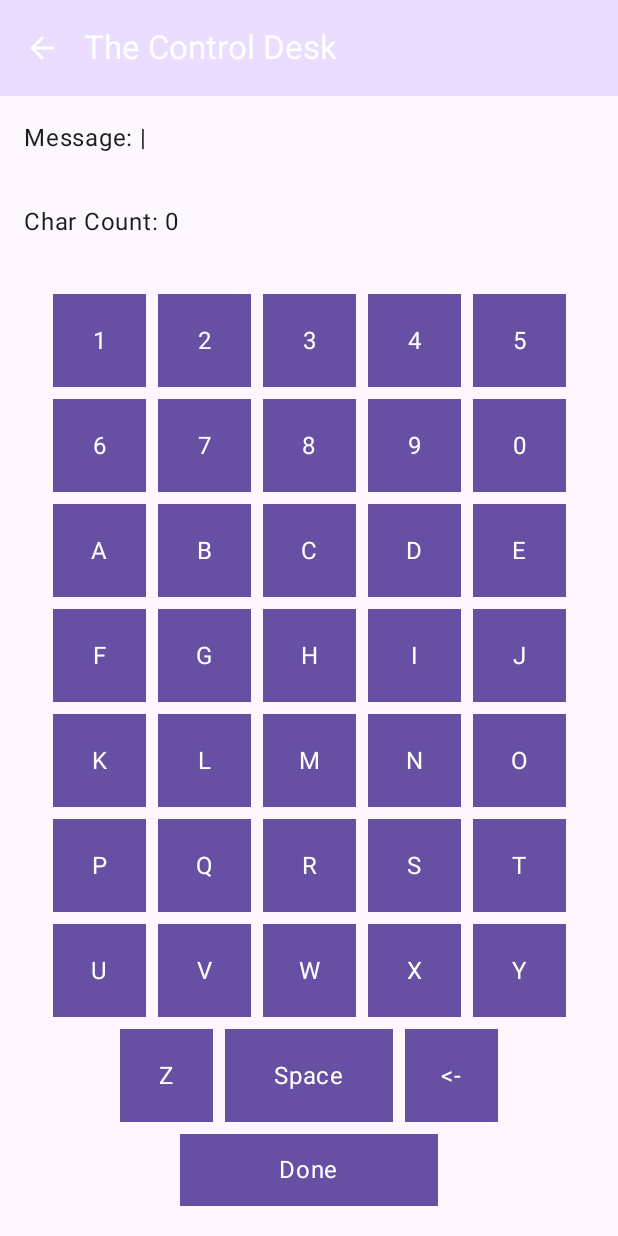
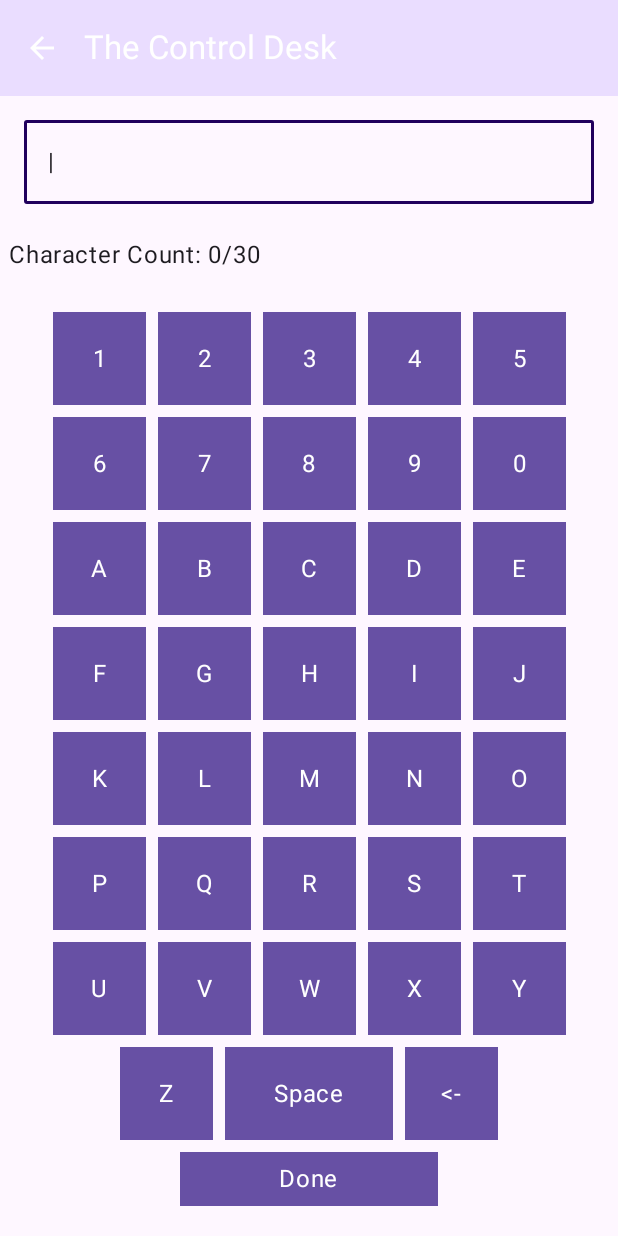
Before and after one commit to xgarcia17/MorseCoder, an Android app built with Jetpack Compose: the screen it shows after launch (MainActivity), after a tap on "Message your field agent", on a phone screen of 412 x 824 dp. Run offline under Robolectric (Android 15) with nearby library versions, the phone set to English and light mode, and no system bars.

Commit message:
create text box for message on messenger screen

```diff
--- a/app/src/main/java/com/zybooks/petadoption/ui/MessengerScreen.kt
+++ b/app/src/main/java/com/zybooks/petadoption/ui/MessengerScreen.kt
@@ -1,6 +1,9 @@
 package com.zybooks.petadoption.ui
 
+import androidx.compose.foundation.background
+import androidx.compose.foundation.border
 import androidx.compose.foundation.layout.Arrangement
+import androidx.compose.foundation.layout.Box
 import androidx.compose.foundation.layout.Column
 import androidx.compose.foundation.layout.Row
 import androidx.compose.foundation.layout.aspectRatio
@@ -9,6 +12,7 @@ import androidx.compose.foundation.layout.padding
 import androidx.compose.foundation.lazy.grid.GridCells
 import androidx.compose.foundation.lazy.grid.LazyVerticalGrid
 import androidx.compose.foundation.lazy.grid.items
+import androidx.compose.foundation.shape.RoundedCornerShape
 import androidx.compose.material3.Button
 import androidx.compose.material3.MaterialTheme
 import androidx.compose.material3.Scaffold
@@ -18,7 +22,10 @@ import androidx.compose.runtime.getValue
 import androidx.compose.runtime.mutableStateOf
 import androidx.compose.runtime.remember
 import androidx.compose.runtime.setValue
+import androidx.compose.ui.Alignment
 import androidx.compose.ui.Modifier
+import androidx.compose.ui.graphics.Color
+import androidx.compose.ui.text.style.LineHeightStyle
 import androidx.compose.ui.unit.dp
 import androidx.lifecycle.viewmodel.compose.viewModel
 
@@ -30,6 +37,7 @@ fun MessengerScreen(
     viewModel: ListViewModel = viewModel(),
     onUpClick: () -> Unit = { }
 ) {
+    val charLimit = 30
     // Declare state to hold the message text
     var message by remember { mutableStateOf("") }
     var charCount by remember { mutableStateOf(0) }
@@ -54,14 +62,11 @@ fun MessengerScreen(
             modifier = modifier.padding(innerPadding)
         ) {
             // Display the current message at the top
-            Text(
-                text = "Message: $message|",
-                modifier = Modifier.padding(16.dp)
-            )
+            MessageInBox("$message|")
 
             Text(
-                text = "Char Count: $charCount",
-                modifier = Modifier.padding(16.dp)
+                text = "Character Count: $charCount/$charLimit",
+                modifier = Modifier.padding(6.dp)
             )
 
             Keyboard(
@@ -145,3 +150,21 @@ fun Keyboard(
         }
     }
 }
+
+@Composable
+fun MessageInBox(
+    message: String,
+    modifier: Modifier = Modifier
+) {
+    Box(
+        modifier = modifier
+            .fillMaxWidth()
+            .padding(16.dp)
+            .border(2.dp, MaterialTheme.colorScheme.onPrimaryContainer, RoundedCornerShape(2.dp))
+            .padding(16.dp)
+    ) {
+        Text(
+            text = message,
+        )
+    }
+}
```
